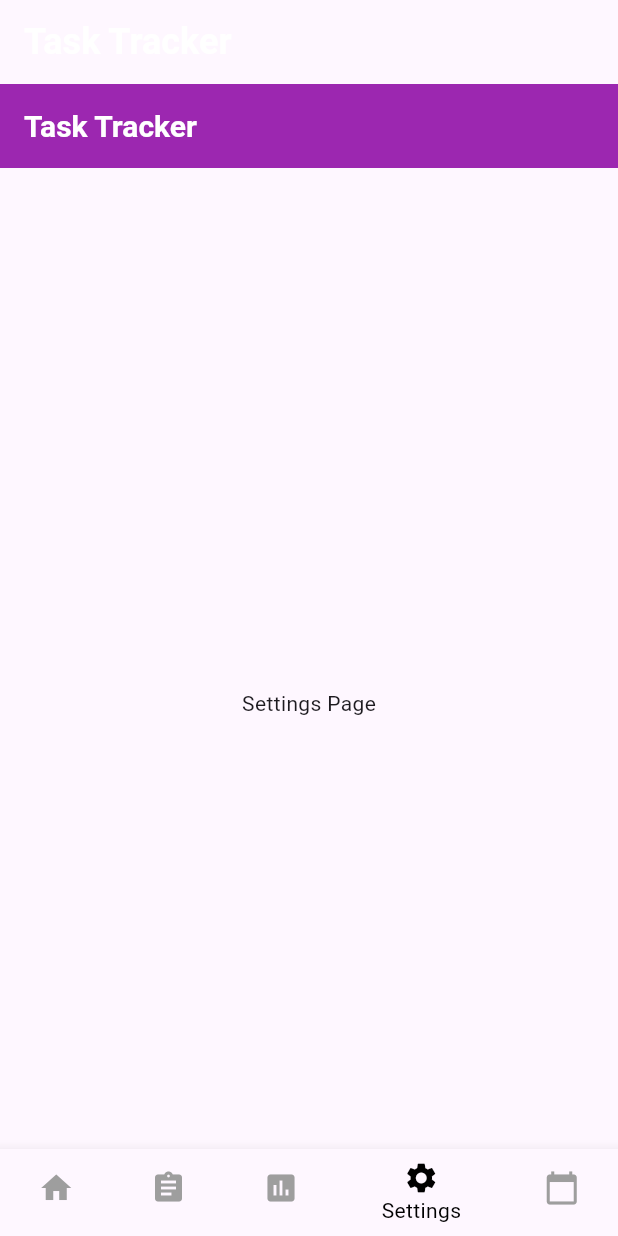
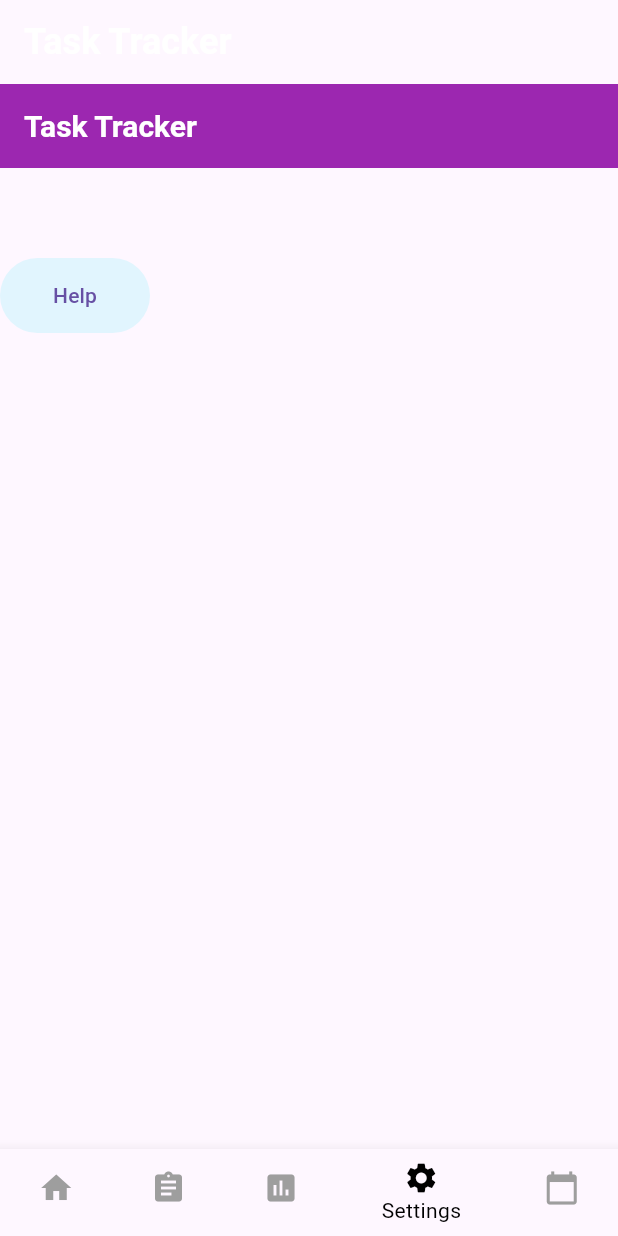
Before and after one commit to Cole0917/MODE-4201-Task-Tracking-App, a Flutter app: the screen it shows after launch, item 4 of the bottom bar chosen, on a phone screen of 412 x 824 dp. Run offline on Flutter 3.47's test engine with Material 3 defaults, Android fonts, the phone set to English and light mode, and no system bars.

Commit message:
added new button to help users in the settings page

```diff
--- a/lib/screens/main_screen.dart
+++ b/lib/screens/main_screen.dart
@@ -19,7 +19,7 @@ class _MainScreenState extends State<MainScreen> {
     const HomePage(),
     const ManageTasksPage(),
     const StatisticsPage(),
-    const SettingsPage(),
+    SettingsPage(),
     const CalendarPage(),
   ];
 
--- a/lib/screens/settings_page.dart
+++ b/lib/screens/settings_page.dart
@@ -1,9 +1,22 @@
+import 'package:flutter/gestures.dart';
 import 'package:flutter/material.dart';
 
+
 class SettingsPage extends StatelessWidget {
-  const SettingsPage({Key? key}) : super(key: key);
+   SettingsPage({Key? key}) : super(key: key);
+
+ButtonStyle buttonHelp = ElevatedButton.styleFrom(
+    minimumSize: Size(100, 50),
+    backgroundColor: Colors.lightBlue[50],
+    elevation: 0,
+
+    shape: const RoundedRectangleBorder(
+      borderRadius: BorderRadius.all(Radius.circular(30))
+    )
+  );
 
   @override
+
   Widget build(BuildContext context) {
     return Scaffold(
       appBar: PreferredSize(
@@ -26,9 +39,31 @@ class SettingsPage extends StatelessWidget {
           ],
         ),
       ),
-      body: const Center(
-        child: Text('Settings Page'),
-      ),
+      body: Column(
+        children: [
+          ElevatedButton(
+            style: buttonHelp,
+            onPressed: () {
+              showDialog(
+                context: context,
+                builder: (context){
+                  return AlertDialog(
+                    title: const Text("How to use Application"),
+                    content: const Text("To use the application, first go to the Manage task page. Then enter the task name in the place Enter a new task. When you are ready with the name, press + sign and your task will be added. And in the added task, if you want to edit, you can do that, you can delete the task, you can even tick mark the task after you are done with it."),
+                    actions: [
+                      TextButton(
+                        onPressed: () => Navigator.of(context).pop(true),
+                        child: const Text('close'),
+                      )
+                    ],
+                  );
+                }
+              );
+              },
+            child: Text('Help'),)
+        ],
+      )
+
     );
   }
 }
--- a/pubspec.yaml
+++ b/pubspec.yaml
@@ -9,6 +9,7 @@ environment:
 dependencies:
   flutter:
     sdk: flutter
+  get: ^4.6.6
   google_fonts: ^6.1.0
 
 dev_dependencies:
```
Also changed, not shown: pubspec.lock.
